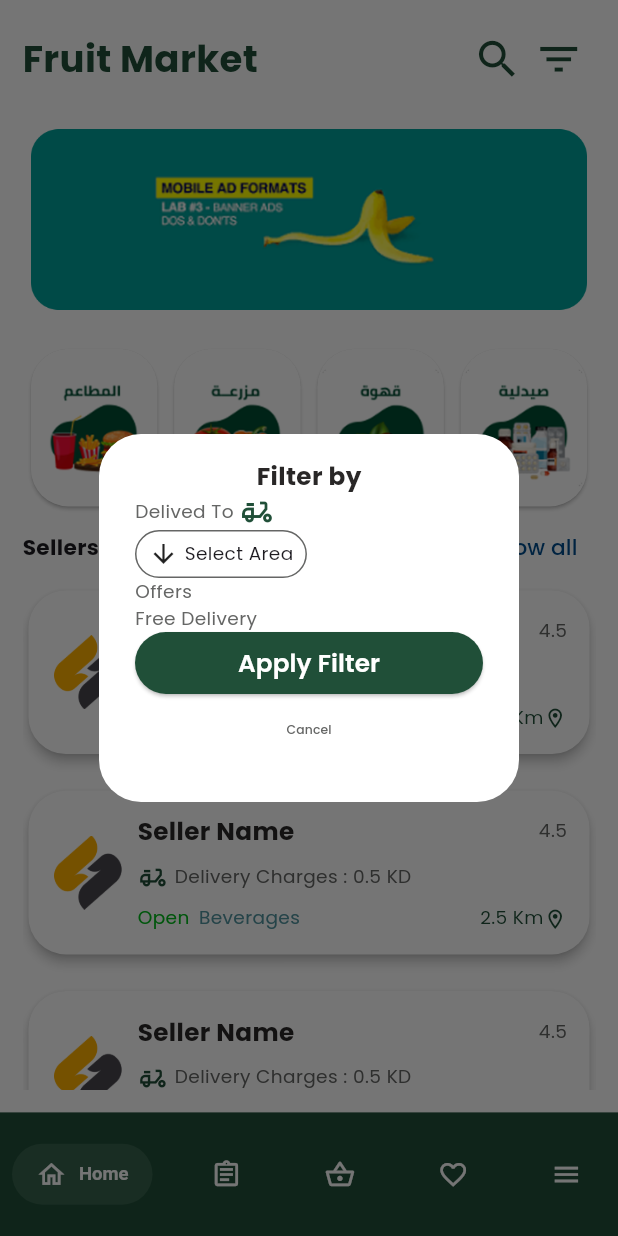
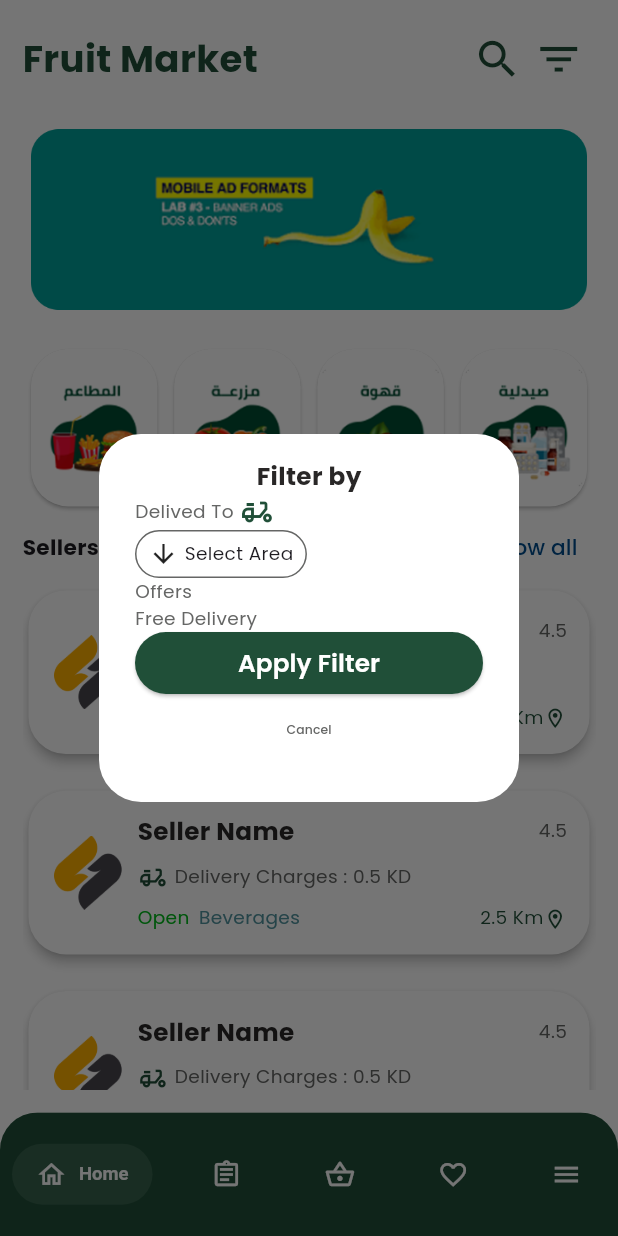
Before and after one commit to amrelmaadawy/fruit-app, a Flutter app: the LayoutMobileView screen opened directly, after a tap on the "filter list" icon, on a phone screen of 412 x 824 dp. Run offline on Flutter 3.47's test engine with Material 3 defaults, Android fonts, the phone set to English and light mode, and no system bars; drawn by our look-alikes of salomon_bottom_bar; our stand-ins replace font_awesome_flutter, pin_code_fields, shared_preferences, smooth_page_indicator; accounts and stored records are empty.

Commit message:
fix bottom nav bar  border radius

```diff
--- a/lib/features/auth/views/sign_up_with_phone_mobile_view.dart
+++ b/lib/features/auth/views/sign_up_with_phone_mobile_view.dart
@@ -31,7 +31,8 @@ class _SignUpWithPhoneViewState extends State<SignUpWithPhoneView> {
               ? 600
               : (isLandscape ? constraints.maxWidth * 0.7 : constraints.maxWidth * 0.9);
 
-          return Center(
+          return SingleChildScrollView(
+            child: Center(
               child: SizedBox(
                 width: containerWidth,
                 child: SingleChildScrollView(
@@ -122,6 +123,7 @@ class _SignUpWithPhoneViewState extends State<SignUpWithPhoneView> {
                   ),
                 ),
               ),
+            ),
           );
         },
       ),
--- a/lib/features/home/views/widgets/filter_card.dart
+++ b/lib/features/home/views/widgets/filter_card.dart
@@ -9,6 +9,8 @@ class FilterCard extends StatelessWidget {
 
   @override
   Widget build(BuildContext context) {
+      bool isLandscape =
+        MediaQuery.of(context).orientation == Orientation.landscape;
     return AlertDialog(
       backgroundColor: Colors.white,
       content: SizedBox(
@@ -23,7 +25,7 @@ class FilterCard extends StatelessWidget {
                 child: Text(
                   'Filter by',
                   style: TextStyle(
-                    fontSize: 4.sp,
+                    fontSize:isLandscape?2.sp: 4.sp,
                     fontWeight: FontWeight.bold,
                     color: kBlackColor,
                   ),
@@ -33,7 +35,7 @@ class FilterCard extends StatelessWidget {
                 children: [
                   Text(
                     'Delived To ',
-                    style: TextStyle(fontSize: 3.sp, color: kBorderColor),
+                    style: TextStyle(fontSize:isLandscape?1.5.sp: 3.sp, color: kBorderColor),
                   ),
                   Icon(Icons.delivery_dining_outlined, color: kPrimaryColor),
                 ],
@@ -41,18 +43,18 @@ class FilterCard extends StatelessWidget {
               CustomPopMenuButton(title: 'Select Area'),
               Text(
                 'Offers',
-                style: TextStyle(fontSize: 3.sp, color: kBorderColor),
+                style: TextStyle(fontSize:isLandscape?1.5.sp: 3.sp, color: kBorderColor),
               ),
               Text(
                 'Free Delivery',
-                style: TextStyle(fontSize: 3.sp, color: kBorderColor),
+                style: TextStyle(fontSize:isLandscape?1.5.sp: 3.sp, color: kBorderColor),
               ),
               CustomElevatedButton(onPressed: () {}, text: 'Apply Filter'),
               Align(
                 alignment: AlignmentGeometry.center,
                 child: TextButton(
                   onPressed: () {},
-                  child: Text('Cancel', style: TextStyle(color: kBorderColor,fontSize: 2.sp)),
+                  child: Text('Cancel', style: TextStyle(color: kBorderColor,fontSize:isLandscape?1.2: 2.sp)),
                 ),
               ),
             ],
--- a/lib/features/layout/views/mobile/layout_mobile_view.dart
+++ b/lib/features/layout/views/mobile/layout_mobile_view.dart
@@ -35,10 +35,14 @@ class _LayoutMobileViewState extends State<LayoutMobileView> {
           child: IndexedStack(index: _currentIndex, children: _screens),
         ),
       ),
-      bottomNavigationBar: SizedBox(
+      bottomNavigationBar: ClipRRect(
+        borderRadius: BorderRadiusGeometry.only(
+          topLeft: Radius.circular(kDefBorderRaduis),
+          topRight: Radius.circular(kDefBorderRaduis),
+        ),
+        child: SizedBox(
           height: 10.h,
           child: SalomonBottomBar(
-
             unselectedItemColor: Colors.white,
             backgroundColor: kPrimaryColor,
             currentIndex: _currentIndex,
@@ -72,6 +76,7 @@ class _LayoutMobileViewState extends State<LayoutMobileView> {
             ],
           ),
         ),
+      ),
     );
   }
 }
--- a/lib/features/more/views/mobile_landscape/more_mobile_landscape_view.dart
+++ b/lib/features/more/views/mobile_landscape/more_mobile_landscape_view.dart
@@ -135,7 +135,7 @@ class _MoreMobileLandscapeViewState extends State<MoreMobileLandscapeView> {
                                           },
                                           child: Text(
                                             'English',
-                                            style: TextStyle(fontSize: 3.sp),
+                                            style: TextStyle(fontSize: 1.5.sp),
                                           ),
                                         ),
                                         RadioMenuButton<String>(
@@ -148,7 +148,7 @@ class _MoreMobileLandscapeViewState extends State<MoreMobileLandscapeView> {
                                           },
                                           child: Text(
                                             'العربيه',
-                                            style: TextStyle(fontSize: 3.sp),
+                                            style: TextStyle(fontSize: 1.5.sp),
                                           ),
                                         ),
                                       ],
@@ -171,7 +171,7 @@ class _MoreMobileLandscapeViewState extends State<MoreMobileLandscapeView> {
                                     child: Text(
                                       'Close',
                                       style: TextStyle(
-                                        fontSize: 4.sp,
+                                        fontSize: 2.sp,
                                         color: kBorderColor,
                                       ),
                                     ),
--- a/lib/features/orders/views/widgets/order_time_line.dart
+++ b/lib/features/orders/views/widgets/order_time_line.dart
@@ -89,7 +89,6 @@ class OrderTimelineWidget extends StatelessWidget {
                       )
                     : null,
               ),
-              // Line
               if (!isLast)
                 Expanded(
                   child: Container(
```
Also changed, not shown: lib/features/orders/views/mobile_landscape/order_tracking_mobile_landscape_view.dart (+6 -6 lines). Lines whose indentation alone changed are shown as unchanged.
